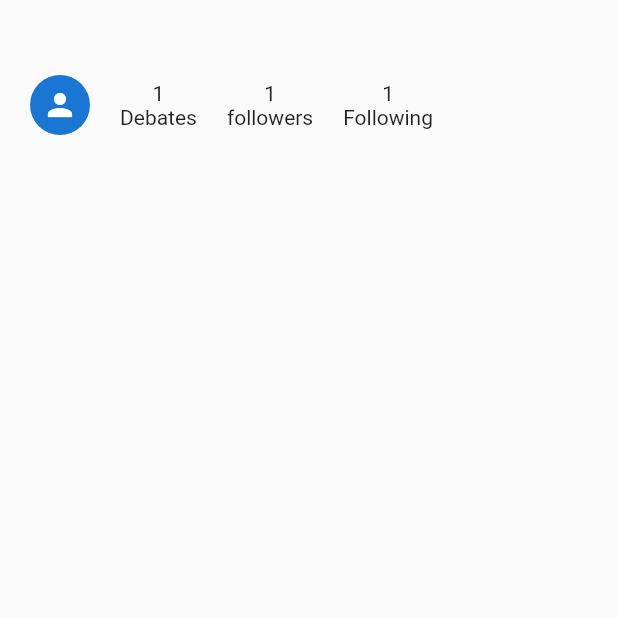
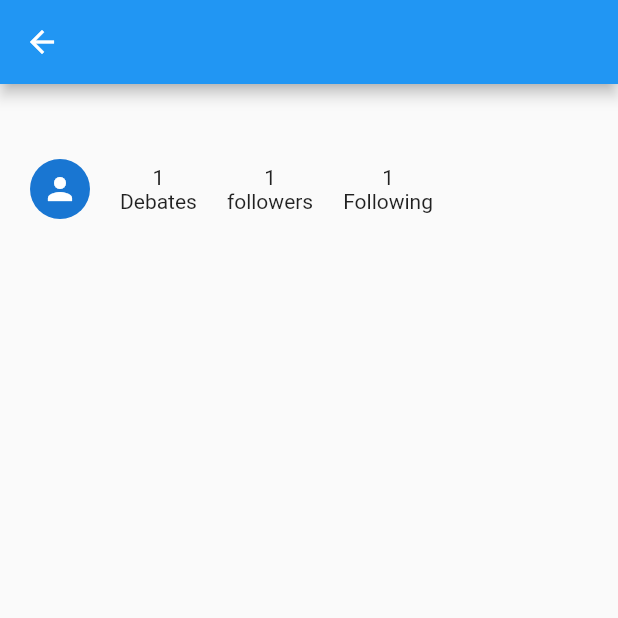
Before and after one commit to AAbubaker00/flutter_debate_app, a Flutter app: the Profile screen opened directly, on a phone screen of 412 x 824 dp, the top half of it. Run offline on Flutter 3.47's test engine with Material 2 defaults, Android fonts, the phone set to English and light mode, and no system bars; our stand-ins replace cloud_firestore, firebase_auth, firebase_core, font_awesome_flutter, google_sign_in, permission_handler and 1 more; accounts and stored records are empty; statements that could not run were skipped.

Commit message:
profile header added

```diff
--- a/lib/pages/profile/profile.dart
+++ b/lib/pages/profile/profile.dart
@@ -1,3 +1,4 @@
+import 'package:firebase_auth/firebase_auth.dart';
 import 'package:flutter/material.dart';
 
 class Profile extends StatefulWidget {
@@ -7,10 +8,15 @@ class Profile extends StatefulWidget {
   State<Profile> createState() => _ProfileState();
 }
 
+  final FirebaseAuth _auth = FirebaseAuth.instance;
+
 class _ProfileState extends State<Profile> {
   @override
   Widget build(BuildContext context) {
     return Scaffold(
+      appBar: AppBar(
+        title: Text(_auth.currentUser!.displayName.toString()),
+      ),
       body: Column(
         children: [
           Padding(
```
Also changed, not shown: 2 other files.
